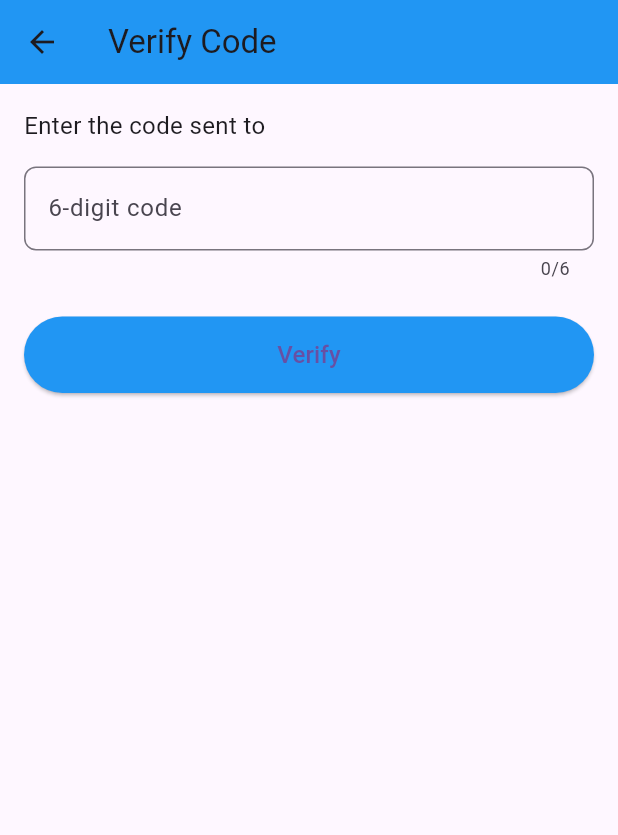
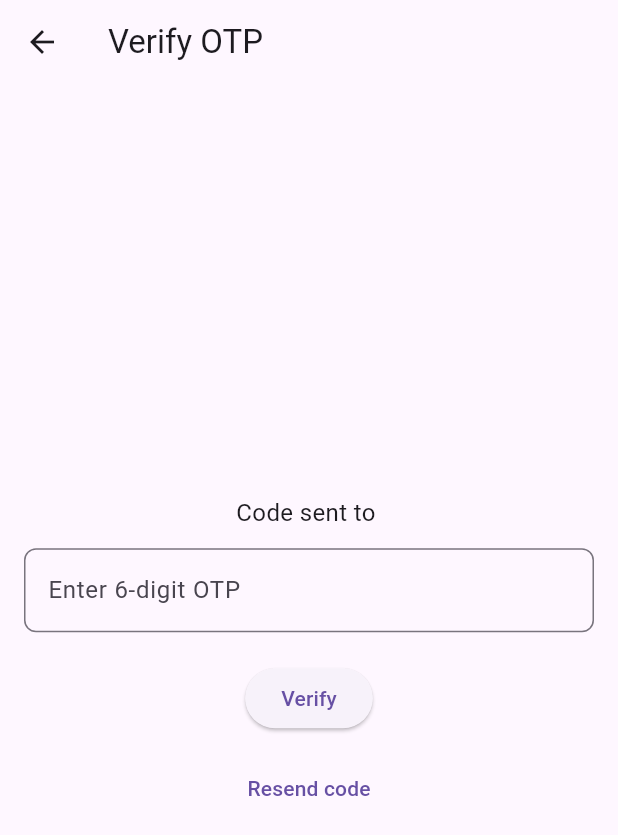
Before and after one commit to MessikaO/asfa_dev, a Flutter app: the OTPVerificationScreen screen opened directly with empty values, on a phone screen of 412 x 824 dp. Shown: the top 835 px of the screen. Run offline on Flutter 3.47's test engine with Material 3 defaults, Android fonts, the light colour scheme and no system bars.

Commit message:
Added OTP Verification UI and navigation

```diff
--- a/lib/screens/otp_verification_screen.dart
+++ b/lib/screens/otp_verification_screen.dart
@@ -1,53 +1,67 @@
 import 'package:flutter/material.dart';
 
-class OTPVerificationScreen extends StatelessWidget {
+class OTPVerificationScreen extends StatefulWidget {
   final String phoneNumber;
+
   const OTPVerificationScreen({super.key, required this.phoneNumber});
 
   @override
+  State<OTPVerificationScreen> createState() => _OTPVerificationScreenState();
+}
+
+class _OTPVerificationScreenState extends State<OTPVerificationScreen> {
+  final _otpController = TextEditingController();
+
+  @override
   Widget build(BuildContext context) {
-    final TextEditingController otpController = TextEditingController();
-
     return Scaffold(
-      appBar: AppBar(
-        title: const Text('Verify Code'),
-        backgroundColor: Colors.blue,
-      ),
+      appBar: AppBar(title: const Text('Verify OTP')),
       body: Padding(
-        padding: const EdgeInsets.all(16.0),
+        padding: const EdgeInsets.all(16),
         child: Column(
-          crossAxisAlignment: CrossAxisAlignment.start,
+          mainAxisAlignment: MainAxisAlignment.center,
           children: [
             Text(
-              'Enter the code sent to $phoneNumber',
+              'Code sent to ${widget.phoneNumber}',
               style: const TextStyle(fontSize: 16),
             ),
-            const SizedBox(height: 16),
+            const SizedBox(height: 12),
             TextField(
-              controller: otpController,
+              controller: _otpController,
               keyboardType: TextInputType.number,
               maxLength: 6,
               decoration: InputDecoration(
-                labelText: '6-digit code',
+                hintText: 'Enter 6-digit OTP',
+                counterText: '',
                 border: OutlineInputBorder(
                   borderRadius: BorderRadius.circular(8),
                 ),
               ),
             ),
-            const SizedBox(height: 24),
-            SizedBox(
-              width: double.infinity,
-              child: ElevatedButton(
-                onPressed: () {
-                  // For now, just go back to home
-                  Navigator.popUntil(context, (route) => route.isFirst);
-                },
-                style: ElevatedButton.styleFrom(
-                  backgroundColor: Colors.blue,
-                  padding: const EdgeInsets.symmetric(vertical: 14),
-                ),
-                child: const Text('Verify', style: TextStyle(fontSize: 16)),
-              ),
+            const SizedBox(height: 20),
+            ElevatedButton(
+              onPressed: () {
+                final otp = _otpController.text.trim();
+                if (otp.length == 6) {
+                  ScaffoldMessenger.of(context).showSnackBar(
+                    const SnackBar(content: Text('OTP Verified!')),
+                  );
+                } else {
+                  ScaffoldMessenger.of(context).showSnackBar(
+                    const SnackBar(content: Text('Enter a valid 6-digit code')),
+                  );
+                }
+              },
+              child: const Text('Verify'),
+            ),
+            const SizedBox(height: 12),
+            TextButton(
+              onPressed: () {
+                ScaffoldMessenger.of(context).showSnackBar(
+                  const SnackBar(content: Text('Resending code...')),
+                );
+              },
+              child: const Text('Resend code'),
             ),
           ],
         ),
```
Also changed, not shown: lib/screens/phone_auth_screen.dart (+27 -50 lines).
